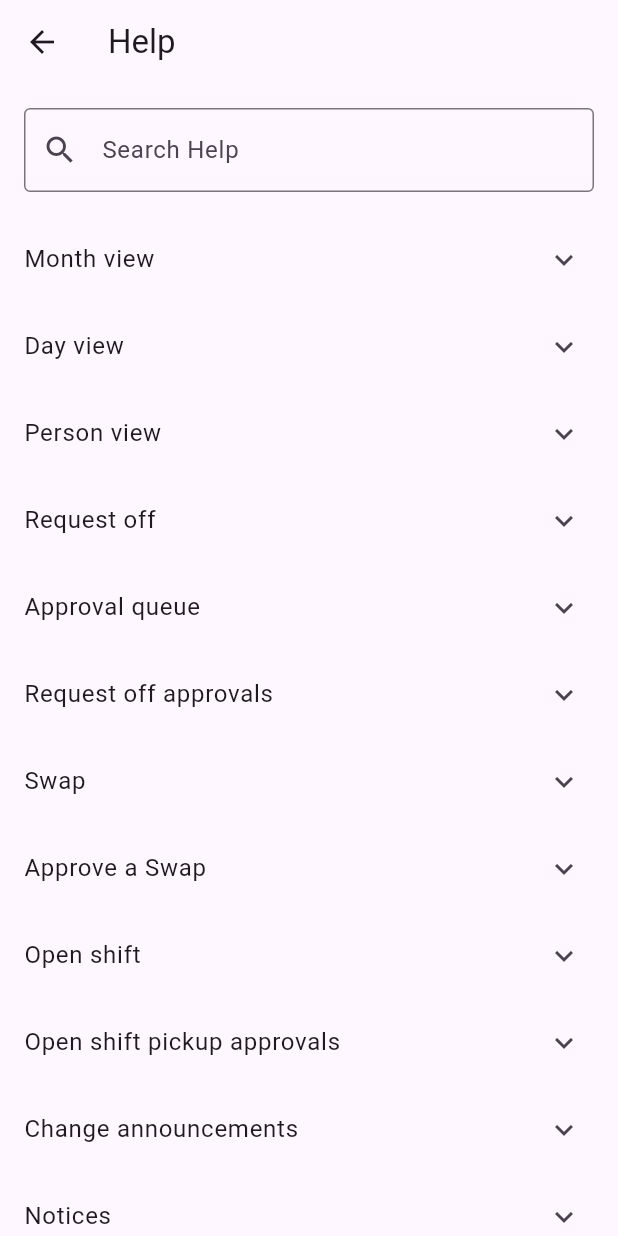
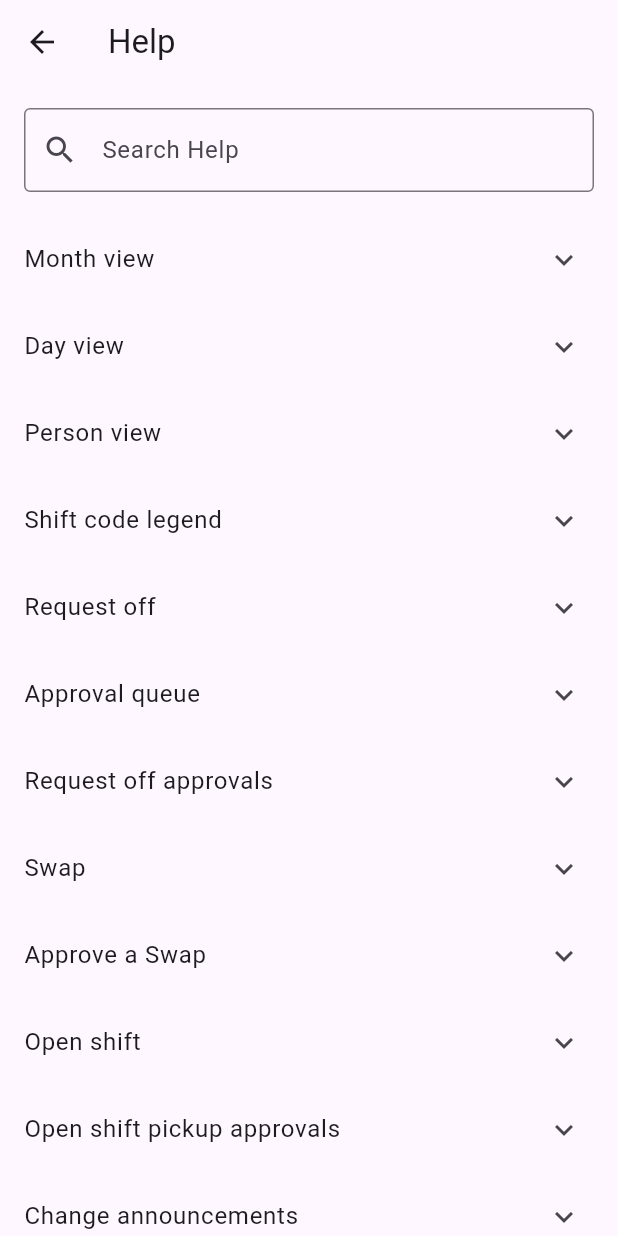
Before and after one commit to mshamblin5150-code/gift-for-taylor, a Flutter app: the HelpPage screen opened directly, on a phone screen of 412 x 824 dp. Run offline on Flutter 3.47's test engine with Material 3 defaults, Android fonts, the phone set to English and light mode, and no system bars; our stand-ins replace supabase_flutter, web; missing offline and left inert: dart:html, dart:js_interop; accounts and stored records are empty.

Commit message:
Give Staff a read-only Shift code legend (#182) (#185)
Co-authored-by: mshamblin5150-code <295951288+mshamblin5150-code@users.noreply.github.com>

```diff
--- a/lib/help/help_page.dart
+++ b/lib/help/help_page.dart
@@ -57,6 +57,13 @@ const helpTopics = <HelpTopic>[
     what: 'Shows one Staff member’s Shift codes for every day of the month. Changed shifts are highlighted.',
     how: 'On the Schedule, choose Person and select a Staff member. Staff members start on their own Person view.',
     searchTerms: 'my shifts when am I working',
+  ),
+  HelpTopic(
+    title: 'Shift code legend',
+    who: 'Everyone',
+    what: 'The legend explains the Shift codes on the Schedule, including their meaning, hours and whether they are worked shifts.',
+    how: 'Staff members and Night schedulers tap Shift code legend on the Schedule to look up a code. The Manager uses Manage Shift codes to maintain the list.',
+    searchTerms: 'what does a code mean hours worked shift',
   ),
   HelpTopic(
     title: 'Request off',
```
Also changed, not shown: lib/schedule/month_grid_page.dart (+12 -0 lines), lib/schedule/shift_codes_page.dart (+13 -7 lines).
